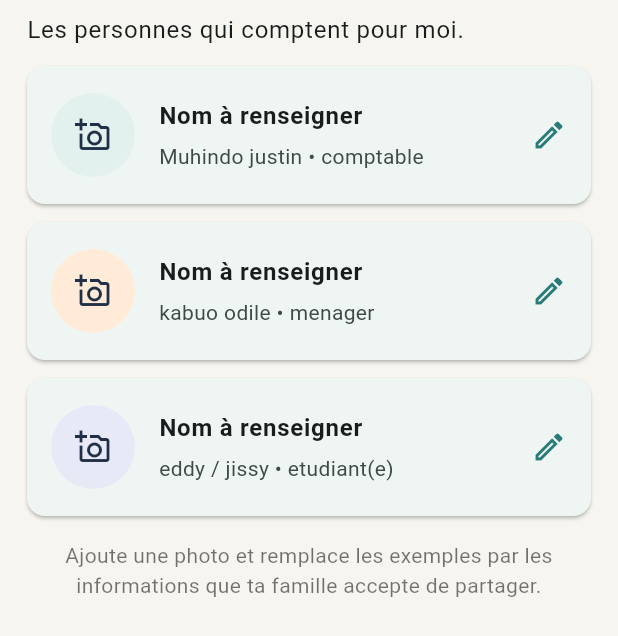
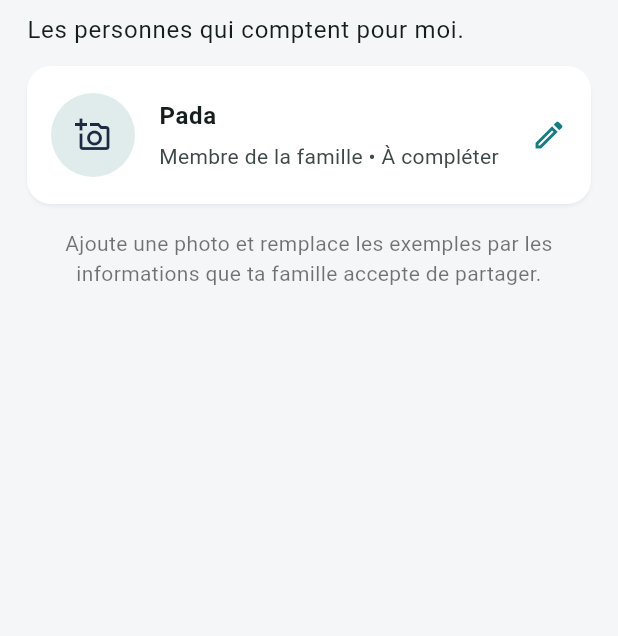
Before and after one commit to lucienkimuha23-sketch/Lucien, a Flutter app: the _FamilyTab widget shown alone on an empty page, opened directly, on a phone screen of 412 x 824 dp. Shown: the top 636 px of the screen. Run offline on Flutter 3.47's test engine with Material 3 defaults, Android fonts, the phone set to English and light mode, and no system bars.

Commit message:
Mettre a jour le CV et le design
Co-authored-by: Copilot <223556219+Copilot@users.noreply.github.com>

```diff
--- a/lib/main.dart
+++ b/lib/main.dart
@@ -5,9 +5,10 @@ void main() {
   runApp(const CvApp());
 }
 
-const _navy = Color(0xFF203047);
-const _teal = Color(0xFF287C78);
-const _cream = Color(0xFFF7F5EF);
+const _navy = Color(0xFF1D2A44);
+const _teal = Color(0xFF167C80);
+const _cream = Color(0xFFF4F6F8);
+const _gold = Color(0xFFD4AF37);
 
 class CvApp extends StatelessWidget {
   const CvApp({super.key});
@@ -15,7 +16,7 @@ class CvApp extends StatelessWidget {
   @override
   Widget build(BuildContext context) {
     return MaterialApp(
-      title: 'Mon CV Flutter',
+      title: 'CV de Jules Mwenelombe',
       debugShowCheckedModeBanner: false,
       theme: ThemeData(
         useMaterial3: true,
@@ -25,12 +26,37 @@ class CvApp extends StatelessWidget {
           backgroundColor: _cream,
           foregroundColor: _navy,
           centerTitle: false,
+          elevation: 0,
+          scrolledUnderElevation: 0,
+        ),
+        cardTheme: CardThemeData(
+          color: Colors.white,
+          elevation: 1,
+          shadowColor: _navy.withValues(alpha: 0.12),
+          shape: RoundedRectangleBorder(
+            borderRadius: BorderRadius.circular(16),
+          ),
+        ),
+        navigationBarTheme: NavigationBarThemeData(
+          backgroundColor: Colors.white,
+          indicatorColor: _gold.withValues(alpha: 0.22),
+          labelTextStyle: WidgetStateProperty.resolveWith(
+            (states) => TextStyle(
+              color: states.contains(WidgetState.selected)
+                  ? _navy
+                  : Colors.black54,
+              fontSize: 12,
+              fontWeight: states.contains(WidgetState.selected)
+                  ? FontWeight.w700
+                  : FontWeight.w500,
+            ),
+          ),
         ),
         inputDecorationTheme: InputDecorationTheme(
           filled: true,
           fillColor: Colors.white,
           border: OutlineInputBorder(
-            borderRadius: BorderRadius.circular(14),
+            borderRadius: BorderRadius.circular(12),
             borderSide: BorderSide.none,
           ),
         ),
@@ -187,6 +213,11 @@ class _PortfolioPageState extends State<PortfolioPage> {
     return Scaffold(
       appBar: AppBar(
         title: Text(_titles[_selectedIndex]),
+        titleTextStyle: const TextStyle(
+          color: _navy,
+          fontSize: 20,
+          fontWeight: FontWeight.w700,
+        ),
         actions: [
           IconButton(
             tooltip: 'Se déconnecter',
@@ -236,6 +267,8 @@ class _CvTab extends StatelessWidget {
       children: [
         Card(
           color: _navy,
+          elevation: 4,
+          shadowColor: _navy.withValues(alpha: 0.28),
           child: Padding(
             padding: const EdgeInsets.all(22),
             child: Column(
@@ -251,7 +284,7 @@ class _CvTab extends StatelessWidget {
                 ),
                 const SizedBox(height: 14),
                 Text(
-                  'kambale Kithi Lucien',
+                  'Jules Mwenelombe',
                   textAlign: TextAlign.center,
                   style: Theme.of(context).textTheme.headlineSmall?.copyWith(
                     color: Colors.white,
@@ -342,22 +375,10 @@ class _FamilyTab extends StatelessWidget {
 
   static const _members = [
     _FamilyMember(
-      'Nom à renseigner',
-      'Muhindo justin',
-      'comptable',
-      Color(0xFFE2F1EE),
-    ),
-    _FamilyMember(
-      'Nom à renseigner',
-      'kabuo odile',
-      'menager',
-      Color(0xFFFFEBD8),
-    ),
-    _FamilyMember(
-      'Nom à renseigner',
-      'eddy / jissy',
-      'etudiant(e)',
-      Color(0xFFE7E9F7),
+      'Pada',
+      'Membre de la famille',
+      'À compléter',
+      Color(0xFFE0ECEB),
     ),
   ];
 
```
